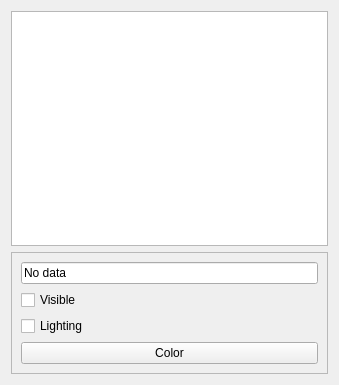
The window that trunk/plugins/stable/examples/PolyDataVis/polydata.ui (BackupTheBerlios/viste-tool-svn) describes before a commit, drawn with Qt 5.
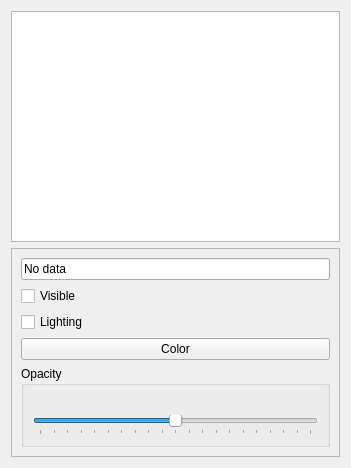
The same window after the commit.

Commit message: Added an opacity slider to PolyDataVisualizationPlugin.

Patch:
```diff
--- a/trunk/plugins/stable/examples/PolyDataVis/polydata.ui
+++ b/trunk/plugins/stable/examples/PolyDataVis/polydata.ui
@@ -6,8 +6,8 @@
    <rect>
     <x>0</x>
     <y>0</y>
-    <width>339</width>
-    <height>385</height>
+    <width>351</width>
+    <height>468</height>
    </rect>
   </property>
   <property name="windowTitle">
@@ -79,6 +79,56 @@
         </property>
        </widget>
       </item>
+      <item>
+       <widget class="QGroupBox" name="groupBox">
+        <property name="title">
+         <string>Opacity</string>
+        </property>
+        <layout class="QVBoxLayout" name="verticalLayout_3">
+         <item>
+          <widget class="QLabel" name="opacityLabel">
+           <property name="text">
+            <string/>
+           </property>
+           <property name="scaledContents">
+            <bool>true</bool>
+           </property>
+           <property name="alignment">
+            <set>Qt::AlignCenter</set>
+           </property>
+           <property name="openExternalLinks">
+            <bool>false</bool>
+           </property>
+          </widget>
+         </item>
+         <item>
+          <widget class="QSlider" name="opacitySlider">
+           <property name="minimum">
+            <number>0</number>
+           </property>
+           <property name="maximum">
+            <number>100</number>
+           </property>
+           <property name="singleStep">
+            <number>2</number>
+           </property>
+           <property name="value">
+            <number>50</number>
+           </property>
+           <property name="orientation">
+            <enum>Qt::Horizontal</enum>
+           </property>
+           <property name="tickPosition">
+            <enum>QSlider::TicksBelow</enum>
+           </property>
+           <property name="tickInterval">
+            <number>5</number>
+           </property>
+          </widget>
+         </item>
+        </layout>
+       </widget>
+      </item>
      </layout>
     </widget>
    </item>
```
The commit also changes 2 other files.
